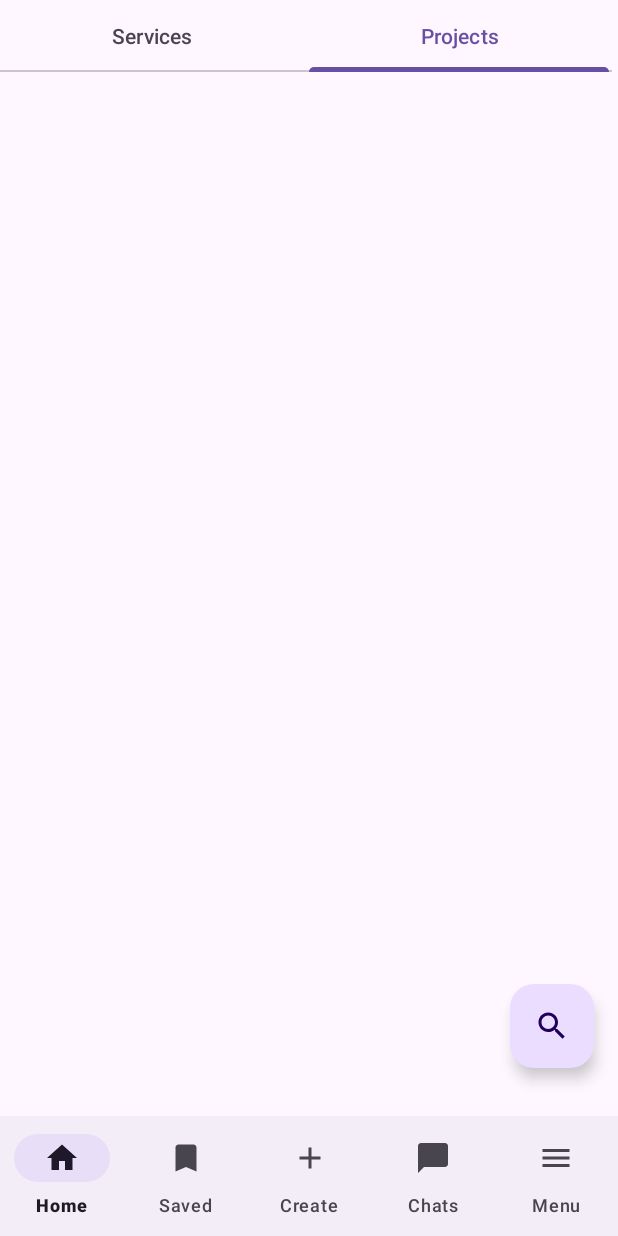
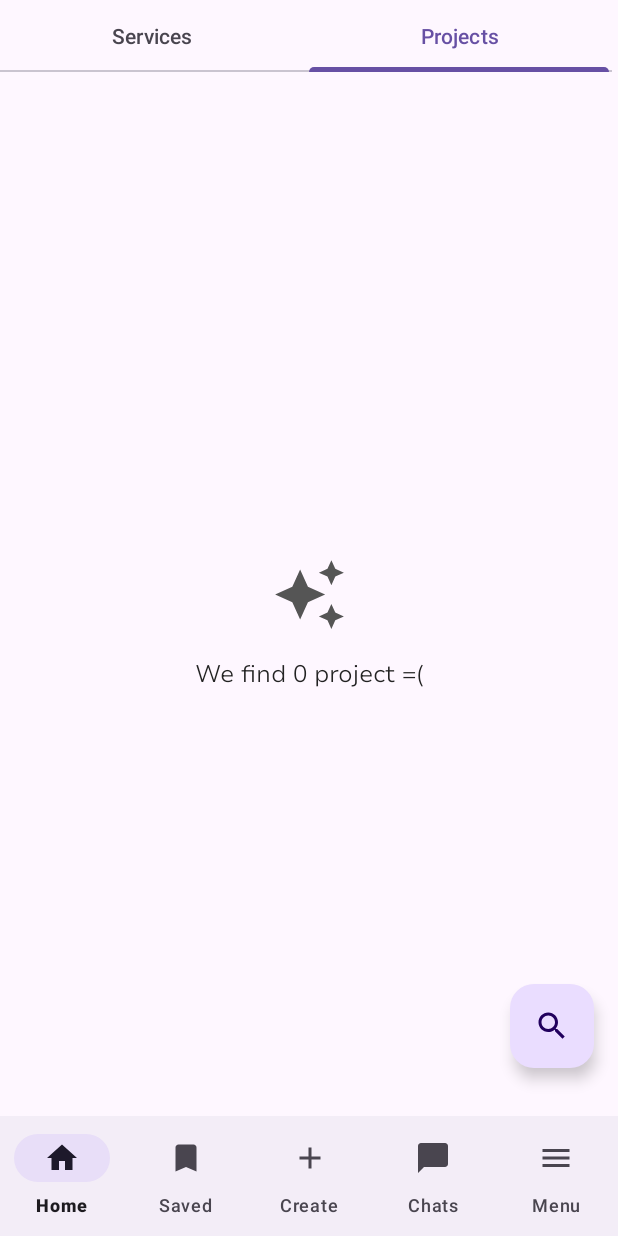
Before and after one commit to ykzZa/Posluga, an Android app: the screen it shows after launch (MainActivity), tab 2 chosen, on a phone screen of 412 x 824 dp. Run offline under Robolectric (Android 15) with nearby library versions, the phone set to English and light mode, and no system bars; our stand-ins replace Dagger/Hilt's generated code, Firebase (no records; nobody signed in at launch, a user with empty details on screens opened directly), navigation-ui; libraries missing offline, so code that uses them is left out: me.xdrop.fuzzywuzzy.

Commit message:
no data fix

```diff
--- a/app/src/main/java/dev/ykzza/posluga/ui/home/projects/BrowseProjectsFragment.kt
+++ b/app/src/main/java/dev/ykzza/posluga/ui/home/projects/BrowseProjectsFragment.kt
@@ -58,14 +58,6 @@ class BrowseProjectsFragment : Fragment(),
     private fun observeViewModel() {
         viewModel.projectsLoaded.observe(viewLifecycleOwner) { uiState ->
             when (uiState) {
-                is UiState.Error -> {
-                    showUi()
-                    binding.apply {
-                        errorImageView.showView()
-                        errorTextView.showView()
-                    }
-                }
-
                 is UiState.Loading -> {
                     hideUi()
                     binding.apply {
@@ -77,8 +69,23 @@ class BrowseProjectsFragment : Fragment(),
                     binding.apply {
                         progressBar.hideView()
                     }
+                    if (uiState.data.isEmpty()) {
+                        binding.apply {
+                            noDataTextView.showView()
+                            noDataImageView.showView()
+                        }
+                    }
                     recyclerViewAdapter.submitList(uiState.data)
                     showUi()
+                }
+
+                else -> {
+                    showUi()
+                    binding.apply {
+                        recyclerViewProjects.hideView()
+                        errorImageView.showView()
+                        errorTextView.showView()
+                    }
                 }
             }
         }
@@ -90,6 +97,8 @@ class BrowseProjectsFragment : Fragment(),
             floatingButtonSearch.hideView()
             errorImageView.hideView()
             errorTextView.hideView()
+            noDataImageView.hideView()
+            noDataTextView.hideView()
         }
     }
 
--- a/app/src/main/java/dev/ykzza/posluga/ui/home/services/BrowseServicesFragment.kt
+++ b/app/src/main/java/dev/ykzza/posluga/ui/home/services/BrowseServicesFragment.kt
@@ -18,8 +18,7 @@ import dev.ykzza.posluga.util.showView
 @AndroidEntryPoint
 class BrowseServicesFragment : Fragment(),
     ServicesAdapter.OnItemClickListener,
-    SearchSettingsDialogFragment.SearchDialogListener
-{
+    SearchSettingsDialogFragment.SearchDialogListener {
 
     private var _binding: FragmentBrowseServicesBinding? = null
     private val binding: FragmentBrowseServicesBinding
@@ -65,16 +64,25 @@ class BrowseServicesFragment : Fragment(),
                         progressBar.showView()
                     }
                 }
+
                 is UiState.Success -> {
                     binding.apply {
                         progressBar.hideView()
                     }
+                    if (uiState.data.isEmpty()) {
+                        binding.apply {
+                            noDataTextView.showView()
+                            noDataImageView.showView()
+                        }
+                    }
                     recyclerViewAdapter.submitList(uiState.data)
                     showUi()
                 }
-                is UiState.Error -> {
+
+                else -> {
                     showUi()
                     binding.apply {
+                        recyclerViewServices.hideView()
                         errorImageView.showView()
                         errorTextView.showView()
                     }
@@ -89,6 +97,8 @@ class BrowseServicesFragment : Fragment(),
             floatingButtonSearch.hideView()
             errorImageView.hideView()
             errorTextView.hideView()
+            noDataImageView.hideView()
+            noDataTextView.hideView()
         }
     }
 
--- /dev/null
+++ b/app/src/main/res/drawable/ic_no_data.xml
@@ -0,0 +1,5 @@
+<vector android:height="24dp" android:tint="#000000"
+    android:viewportHeight="24" android:viewportWidth="24"
+    android:width="24dp" xmlns:android="http://schemas.android.com/apk/res/android">
+    <path android:fillColor="@android:color/white" android:pathData="M19,9l1.25,-2.75L23,5l-2.75,-1.25L19,1l-1.25,2.75L15,5l2.75,1.25L19,9zM11.5,9.5L9,4 6.5,9.5 1,12l5.5,2.5L9,20l2.5,-5.5L17,12l-5.5,-2.5zM19,15l-1.25,2.75L15,19l2.75,1.25L19,23l1.25,-2.75L23,19l-2.75,-1.25L19,15z"/>
+</vector>
--- a/app/src/main/res/layout/fragment_browse_projects.xml
+++ b/app/src/main/res/layout/fragment_browse_projects.xml
@@ -15,6 +15,30 @@
         app:layout_constraintEnd_toEndOf="parent"
         app:layout_constraintStart_toStartOf="parent"
         app:layout_constraintTop_toTopOf="parent" />
+
+    <ImageView
+        android:id="@+id/no_data_image_view"
+        android:layout_width="50dp"
+        android:layout_height="50dp"
+        android:src="@drawable/ic_no_data"
+        android:visibility="invisible"
+        app:layout_constraintBottom_toBottomOf="parent"
+        app:layout_constraintEnd_toEndOf="parent"
+        app:layout_constraintStart_toStartOf="parent"
+        app:layout_constraintTop_toTopOf="parent"
+        app:tint="@color/grey" />
+
+    <TextView
+        android:id="@+id/no_data_text_view"
+        style="@style/textViewEditTextLabel"
+        android:layout_width="wrap_content"
+        android:layout_height="wrap_content"
+        android:layout_marginTop="16dp"
+        android:text="@string/no_projects_text"
+        android:visibility="invisible"
+        app:layout_constraintEnd_toEndOf="@id/no_data_image_view"
+        app:layout_constraintStart_toStartOf="@id/no_data_image_view"
+        app:layout_constraintTop_toBottomOf="@id/no_data_image_view" />
 
     <ImageView
         android:id="@+id/error_image_view"
--- a/app/src/main/res/values/strings.xml
+++ b/app/src/main/res/values/strings.xml
@@ -84,4 +84,7 @@
     <string name="edit_text_max_price_hint">Max price</string>
     <string name="edit_text_min_price_hint">Min price</string>
     <string name="open_user_profile_text">Open user profile</string>
+    <string name="no_reviews_text">We find 0 reviews =(</string>
+    <string name="no_services_text">We find 0 services =(</string>
+    <string name="no_projects_text">We find 0 project =(</string>
 </resources>
```
Also changed, not shown: app/src/main/res/layout/fragment_browse_services.xml (+24 -0 lines).
